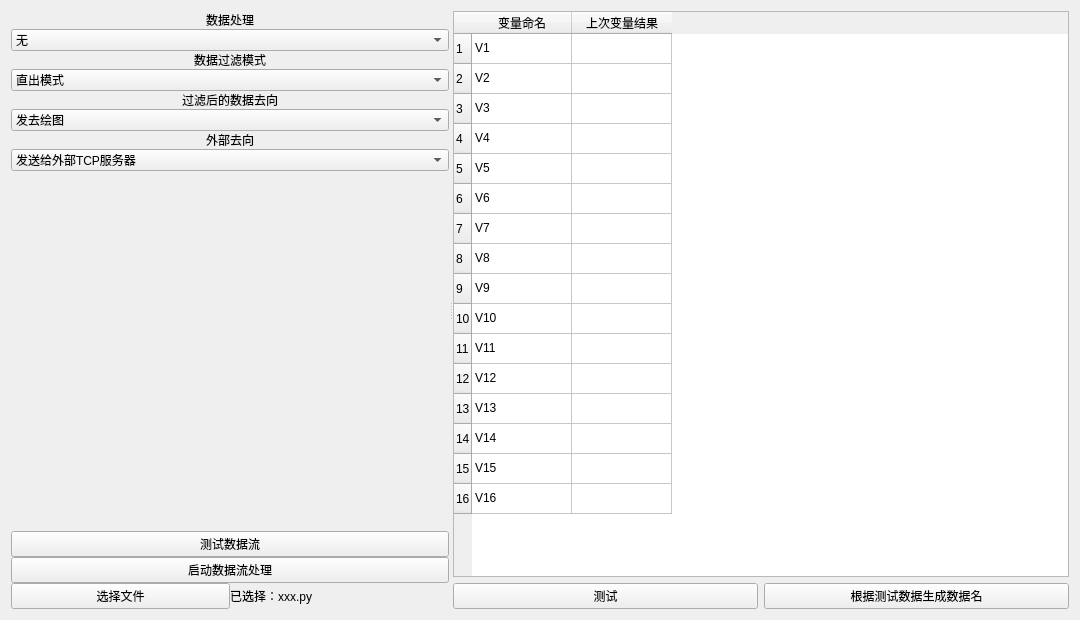
Qt form components/DataCirculation/datacirculation.ui (xutongxin1/WirelessMonitor) before a commit.
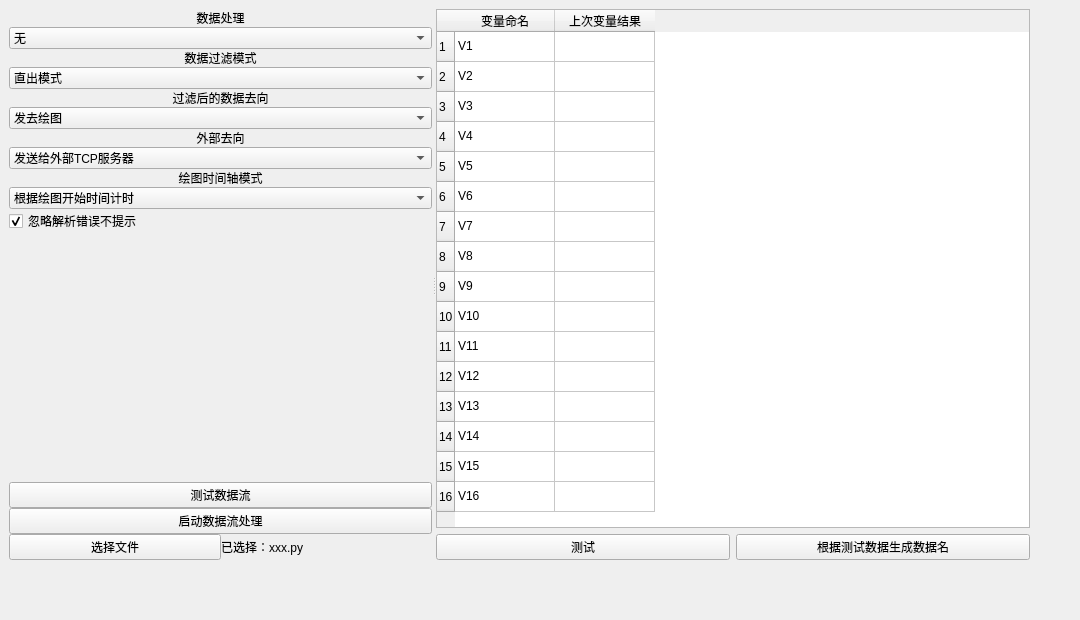
The same form after that commit. Custom widgets are drawn as their Qt base class.

```diff
--- a/components/DataCirculation/datacirculation.ui
+++ b/components/DataCirculation/datacirculation.ui
@@ -13,9 +13,15 @@
   <property name="windowTitle">
    <string>DataCirculation</string>
   </property>
-  <layout class="QHBoxLayout" name="horizontalLayout">
-   <item>
     <widget class="QSplitter" name="splitter">
+   <property name="geometry">
+    <rect>
+     <x>9</x>
+     <y>9</y>
+     <width>1021</width>
+     <height>551</height>
+    </rect>
+   </property>
      <property name="orientation">
       <enum>Qt::Horizontal</enum>
      </property>
@@ -173,6 +179,49 @@
          </item>
         </layout>
        </item>
+     <item>
+      <layout class="QVBoxLayout" name="grpTimeMode">
+       <item>
+        <widget class="QLabel" name="labelTimeMode">
+         <property name="text">
+          <string>绘图时间轴模式</string>
+         </property>
+         <property name="alignment">
+          <set>Qt::AlignCenter</set>
+         </property>
+        </widget>
+       </item>
+       <item>
+        <widget class="QComboBox" name="comTimeMode">
+         <item>
+          <property name="text">
+           <string>根据绘图开始时间计时</string>
+          </property>
+         </item>
+         <item>
+          <property name="text">
+           <string>根据日期与时间计时</string>
+          </property>
+         </item>
+         <item>
+          <property name="text">
+           <string>按数据点均匀分布计时</string>
+          </property>
+         </item>
+        </widget>
+       </item>
+      </layout>
+     </item>
+     <item>
+      <widget class="QCheckBox" name="missError">
+       <property name="text">
+        <string>忽略解析错误不提示</string>
+       </property>
+       <property name="checked">
+        <bool>true</bool>
+       </property>
+      </widget>
+     </item>
        <item>
         <spacer name="verticalSpacer">
          <property name="orientation">
@@ -427,8 +476,6 @@
       </layout>
      </widget>
     </widget>
-   </item>
-  </layout>
  </widget>
  <customwidgets>
   <customwidget>
```
Left out of the diff: 5 changed lines with no effect on the pictures. Lines whose indentation alone changed are shown as unchanged.
